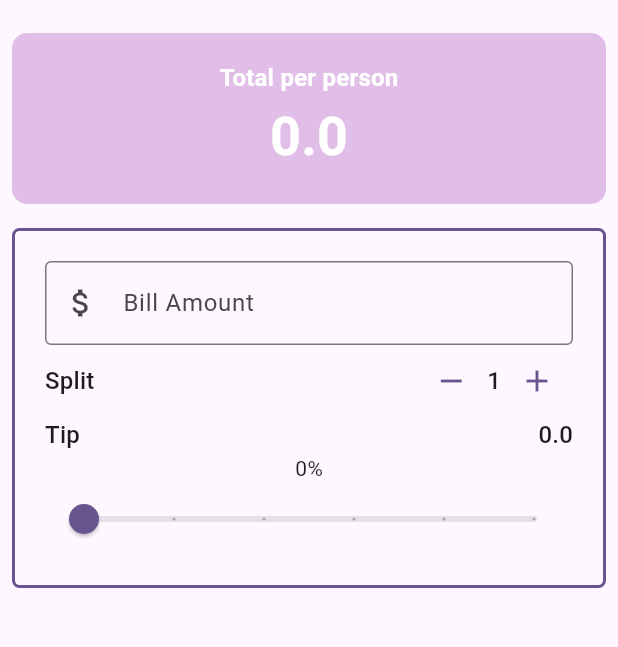
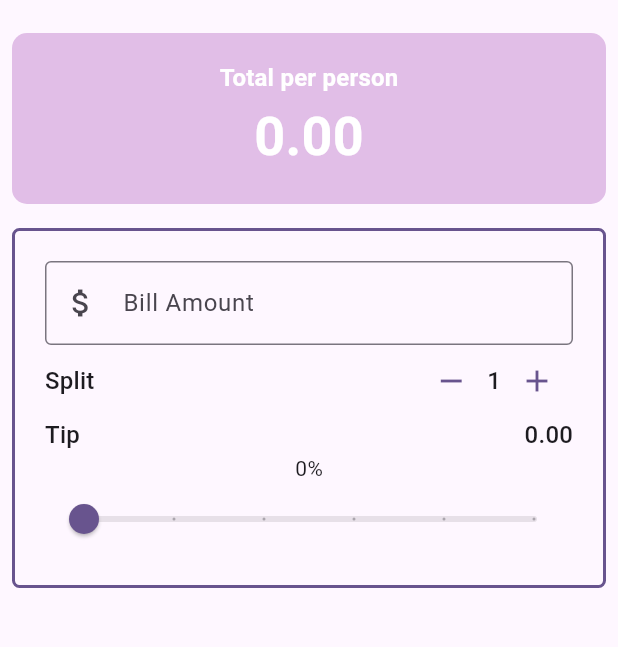
Before and after one commit to NOORSALMAN25/utip, a Flutter app: the screen it shows after launch, on a phone screen of 412 x 824 dp, the part 63-710 px from its top. Run offline on Flutter 3.47's test engine with Material 3 defaults, Android fonts, the phone set to English and light mode, and no system bars.

Commit message:
refactor final

```diff
--- a/lib/main.dart
+++ b/lib/main.dart
@@ -1,7 +1,9 @@
 import 'package:flutter/material.dart';
 import 'package:utip/widgets/bill_amount.dart';
 import 'package:utip/widgets/person_counter.dart';
+import 'package:utip/widgets/tip_row.dart';
 import 'package:utip/widgets/tip_slider.dart';
+import 'package:utip/widgets/total_per_person.dart';
 
 void main() {
   runApp(const MyApp());
@@ -75,31 +77,7 @@ double totalTip() {
       body: Column(
         crossAxisAlignment: CrossAxisAlignment.stretch,
         children: [
-          Padding(
-            padding: const EdgeInsets.all(8),
-            child: Container(
-              padding: const EdgeInsets.all(18),
-              decoration: BoxDecoration(
-                color: Colors.purple[100],
-                borderRadius: BorderRadius.circular(10),
-              ),
-              child: Column(
-                children: [
-                  Text(
-                    'Total per person',
-                    style: style,
-                  ),
-                  Text('$total' ,
-                  style: style.copyWith(
-                    color: theme.colorScheme.onPrimary,
-                    fontSize: theme.textTheme.displaySmall?.fontSize
-                  ),
-
-                  ),
-                ],
-              ),
-            ),
-          ),
+          TotalPerPerson(style: style, total: total, theme: theme),
 
           // form
           Padding(
@@ -128,13 +106,7 @@ double totalTip() {
                     PersonCounter(theme: theme, personCounter: _personCounter, onDecrement: decrement, onIncrement:increment,),
 
                     //tip section
-                    Row(
-                      mainAxisAlignment: MainAxisAlignment.spaceBetween,
-                      children: [
-                        Text('Tip' , style: theme.textTheme.titleMedium,),
-                        Text('$totalT' , style: theme.textTheme.titleMedium,),
-                      ],
-                    ),
+                    TipRow(theme: theme, totalT: totalT),
                     // slider text
                     Text('${(_tipPercentage*100).round()}%'),
 
--- /dev/null
+++ b/lib/widgets/tip_row.dart
@@ -0,0 +1,23 @@
+import 'package:flutter/material.dart';
+
+class TipRow extends StatelessWidget {
+  const TipRow({
+    super.key,
+    required this.theme,
+    required this.totalT,
+  });
+
+  final ThemeData theme;
+  final double totalT;
+
+  @override
+  Widget build(BuildContext context) {
+    return Row(
+      mainAxisAlignment: MainAxisAlignment.spaceBetween,
+      children: [
+        Text('Tip' , style: theme.textTheme.titleMedium,),
+        Text(totalT.toStringAsFixed(2) , style: theme.textTheme.titleMedium,),
+      ],
+    );
+  }
+}
--- /dev/null
+++ b/lib/widgets/total_per_person.dart
@@ -0,0 +1,44 @@
+import 'package:flutter/material.dart';
+
+class TotalPerPerson extends StatelessWidget {
+  const TotalPerPerson({
+    super.key,
+    required this.style,
+    required this.total,
+    required this.theme,
+  });
+
+  final TextStyle style;
+  final double total;
+  final ThemeData theme;
+
+  @override
+  Widget build(BuildContext context) {
+    return Padding(
+      padding: const EdgeInsets.all(8),
+      child: Container(
+        padding: const EdgeInsets.all(18),
+        decoration: BoxDecoration(
+          color: Colors.purple[100],
+          borderRadius: BorderRadius.circular(10),
+        ),
+        child: Column(
+          children: [
+            Text(
+              'Total per person',
+              style: style,
+            ),
+            Text(
+              total.toStringAsFixed(2),
+            style: style.copyWith(
+              color: theme.colorScheme.onPrimary,
+              fontSize: theme.textTheme.displaySmall?.fontSize
+            ),
+
+            ),
+          ],
+        ),
+      ),
+    );
+  }
+}
```
